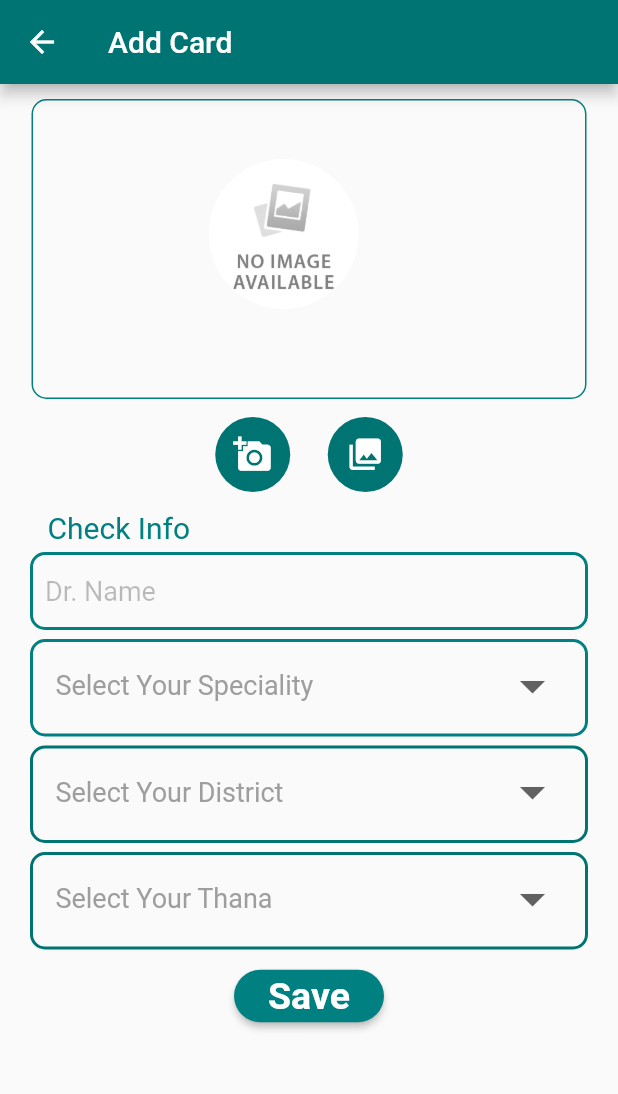
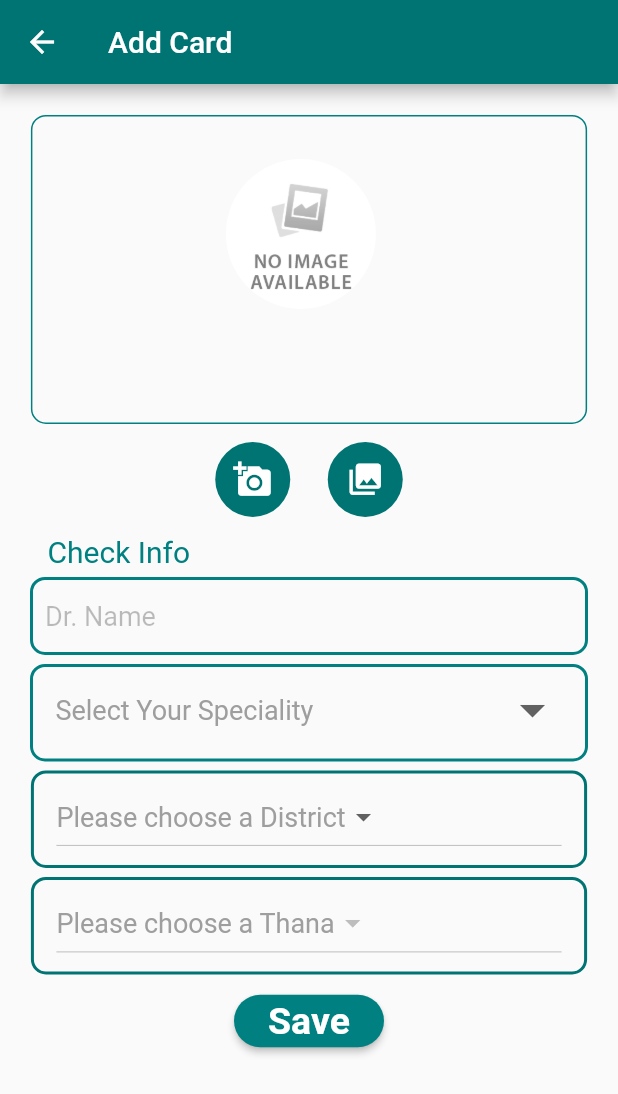
Before and after one commit to Dreamwinners-Technologies/Need-Doctor-s-App, a Flutter app: the HomeScreen screen opened directly, after a tap on "Add Card", on a phone screen of 412 x 824 dp. Shown: the top 1094 px of the screen. Run offline on Flutter 3.47's test engine with Material 2 defaults, Android fonts, the phone set to English and light mode, and no system bars; our stand-ins replace flutter_secure_storage, flutter_svg, flutter_swiper, fluttertoast, image_picker, simple_animations; accounts and stored records are empty; network calls fail.

Commit message:
Added Thana And District Drop Down

```diff
--- a/lib/Widgets/Widgets.dart
+++ b/lib/Widgets/Widgets.dart
@@ -9,28 +9,38 @@ import 'package:need_doctors/view/AddCard.dart';
 import 'package:need_doctors/view/AddMedicine.dart';
 import 'package:need_doctors/view/Moderator.dart';
 import 'package:need_doctors/view/Search%20Medicien.dart';
+import 'package:need_doctors/view/TestPage.dart';
 import 'package:need_doctors/view/VisitingCard_Screen.dart';
 
 //Home Items Widget:
 homeitemwidget(String svg, String title, BuildContext context) {
   return GestureDetector(
     onTap: () async {
+      print(MediaQuery.of(context).size.height);
       if (title == 'Search Medicien') {
         Navigator.push(
             context, MaterialPageRoute(builder: (context) => SearchMedicien()));
+      } else if (title == 'Drug by Generic') {
+        print(1);
+        Navigator.push(
+            context, MaterialPageRoute(builder: (context) => DropDownList()));
       } else if (title == 'Add Card') {
         print(1);
         Navigator.push(
             context, MaterialPageRoute(builder: (context) => AddCardPage()));
       } else if (title == 'Doctor Card') {
-        CardListResponse cardListResponse = await getCardList(
-            pageNo: 0,
-            pageSize: 500);
+        CardListResponse cardListResponse =
+            await getCardList(pageNo: 0, pageSize: 500);
 
         Navigator.push(
           context,
           MaterialPageRoute(
-                builder: (context) => VisitingCardList(isAdmin: false,cardListResponse: cardListResponse,)));
+            builder: (context) => VisitingCardList(
+              isAdmin: false,
+              cardListResponse: cardListResponse,
+            ),
+          ),
+        );
       }
     },
     child: Card(
@@ -41,8 +51,12 @@ homeitemwidget(String svg, String title, BuildContext context) {
       child: Container(
         alignment: Alignment.center,
         padding: EdgeInsets.all(8.0),
-            height: 120.0,
-            width: 120.0,
+        height: (MediaQuery.of(context).size.width -
+                (MediaQuery.of(context).size.width / 6)) /
+            3,
+        width: (MediaQuery.of(context).size.width -
+                (MediaQuery.of(context).size.width / 6)) /
+            3,
         child: Column(
           mainAxisAlignment: MainAxisAlignment.spaceEvenly,
           children: [
@@ -63,8 +77,12 @@ homeitemwidget(String svg, String title, BuildContext context) {
                   fontSize: 12,
                   color: primaryColor,
                 ),
-                      ))
-                ]))),
+              ),
+            )
+          ],
+        ),
+      ),
+    ),
   );
 }
 
--- a/lib/models/StaticData/DistrictList.dart
+++ b/lib/models/StaticData/DistrictListRaw.dart
@@ -13,8 +13,8 @@ final List districtListJson = [
   {"id": 1, "name": "Comilla"},
   {"id": 9, "name": "Coxsbazar"},
   {"id": 47, "name": "Dhaka"},
-  {"id": 71, "name": "Dhaka-North"},
-  {"id": 72, "name": "Dhaka-South"},
+  // {"id": 71, "name": "Dhaka-North"},
+  // {"id": 72, "name": "Dhaka-South"},
   {"id": 54, "name": "Dinajpur"},
   {"id": 52, "name": "Faridpur"},
   {"id": 2, "name": "Feni"},
@@ -65,4 +65,5 @@ final List districtListJson = [
   {"id": 36, "name": "Sylhet"},
   {"id": 44, "name": "Tangail"},
   {"id": 58, "name": "Thakurgaon"}
-];
+]
+;
--- /dev/null
+++ b/lib/models/StaticData/DistrictLists.dart
@@ -0,0 +1,26 @@
+
+import 'dart:convert';
+
+List<DistrictLists> districtListsFromJson(String str) => List<DistrictLists>.from(json.decode(str).map((x) => DistrictLists.fromJson(x)));
+
+String districtListsToJson(List<DistrictLists> data) => json.encode(List<dynamic>.from(data.map((x) => x.toJson())));
+
+class DistrictLists {
+  DistrictLists({
+    this.id,
+    this.name,
+  });
+
+  int id;
+  String name;
+
+  factory DistrictLists.fromJson(Map<String, dynamic> json) => DistrictLists(
+    id: json["id"],
+    name: json["name"],
+  );
+
+  Map<String, dynamic> toJson() => {
+    "id": id,
+    "name": name,
+  };
+}
--- a/lib/models/StaticData/ThanaList.dart
+++ b/lib/models/StaticData/ThanaListRaw.dart
@@ -8,6 +8,7 @@ final List thanaListJson = [
   {"district_id": 72, "name": "Abul Hasnat Road"},
   {"district_id": 71, "name": "Abul Hotel Bus Stop"},
   {"district_id": 72, "name": "Abul hasnat lane"},
+  {"district_id": 72, "name": "Abul khairat Road"},
   {"district_id": 72, "name": "Abul khairat Road"},
   {"district_id": 71, "name": "Adabor"},
   {"district_id": 14, "name": "Adamdighi"},
--- /dev/null
+++ b/lib/models/StaticData/ThanaLists.dart
@@ -0,0 +1,25 @@
+import 'dart:convert';
+
+List<ThanaLists> thanaListsFromJson(String str) => List<ThanaLists>.from(json.decode(str).map((x) => ThanaLists.fromJson(x)));
+
+String thanaListsToJson(List<ThanaLists> data) => json.encode(List<dynamic>.from(data.map((x) => x.toJson())));
+
+class ThanaLists {
+  ThanaLists({
+    this.districtId,
+    this.name,
+  });
+
+  int districtId;
+  String name;
+
+  factory ThanaLists.fromJson(Map<String, dynamic> json) => ThanaLists(
+    districtId: json["district_id"],
+    name: json["name"],
+  );
+
+  Map<String, dynamic> toJson() => {
+    "district_id": districtId,
+    "name": name,
+  };
+}
--- a/lib/view/AddCard.dart
+++ b/lib/view/AddCard.dart
@@ -1,4 +1,6 @@
+import 'dart:convert';
 import 'dart:io';
+
 import 'package:flutter/cupertino.dart';
 import 'package:flutter/material.dart';
 import 'package:image_picker/image_picker.dart';
@@ -8,19 +10,13 @@ import 'package:need_doctors/Widgets/ToastNotification.dart';
 import 'package:need_doctors/items/objectdata.dart';
 import 'package:need_doctors/models/Card/AddCardRequest.dart';
 import 'package:need_doctors/models/MessageIdResponse.dart';
-import 'package:need_doctors/models/StaticData/DistrictList.dart';
+import 'package:need_doctors/models/StaticData/DistrictListRaw.dart';
+import 'package:need_doctors/models/StaticData/DistrictLists.dart';
+import 'package:need_doctors/models/StaticData/ThanaListRaw.dart';
+import 'package:need_doctors/models/StaticData/ThanaLists.dart';
 import 'package:need_doctors/networking/CardNetwork.dart';
 
 import 'RegiPage.dart';
-
-// class AddCard extends StatelessWidget {
-//   @override
-//   Widget build(BuildContext context) {
-//     return MaterialApp(
-//       home: MyHomePage(),
-//     );
-//   }
-// }
 
 class AddCardPage extends StatefulWidget {
   AddCardPage({Key key}) : super(key: key);
@@ -34,8 +30,32 @@ class _AddCardPageState extends State<AddCardPage> {
   final TextEditingController thanaController = TextEditingController();
   var selectSpeciality, selectThan, selectDis, distId, thanaId;
 
+  String _selectedDistrict; // Option 2
+  int _selectedDistrictId;
+
+  List<DistrictLists> districtList =
+      districtListsFromJson(jsonEncode(districtListJson));
+  List<ThanaLists> thanaList = thanaListsFromJson(jsonEncode(thanaListJson));
+
+  List<String> getThana(int id) {
+    List<String> thanaS = [];
+    for (int i = 0; i < thanaList.length; i++) {
+      if (thanaList[i].districtId == id) {
+        if (thanaList[i].name.isEmpty) {
+          continue;
+        }
+        thanaS.add(thanaList[i].name);
+      }
+    }
+
+    return thanaS;
+  }
+
+  String _selectedThana; // Option 2
+
   //Image Picking:
   File _image;
+
   Future imagefromcamera() async {
     // ignore: deprecated_member_use
     var image = await ImagePicker.pickImage(source: ImageSource.camera);
@@ -64,13 +84,13 @@ class _AddCardPageState extends State<AddCardPage> {
           Stack(
             children: [
               Container(
-                  margin:
-                      const EdgeInsets.only(left: 12.0, right: 12.0, top: 10.0),
+                margin: EdgeInsets.only(
+                    top: MediaQuery.of(context).size.width * .05),
                 decoration: BoxDecoration(
                     borderRadius: BorderRadius.all(Radius.circular(10)),
                     border: Border.all(width: 1.0, color: Color(0xff008080))),
-                  height: 200,
-                  width: 370,
+                height: MediaQuery.of(context).size.height / 4,
+                width: MediaQuery.of(context).size.width * .9,
                 child: ClipRRect(
                   borderRadius: BorderRadius.circular(10.0),
                   child: _image != null
@@ -82,7 +102,8 @@ class _AddCardPageState extends State<AddCardPage> {
                           height: 200,
                           width: 370,
                         ),
-                  )),
+                ),
+              ),
               Positioned(
                   top: 50.0,
                   left: 130.0,
@@ -188,14 +209,16 @@ class _AddCardPageState extends State<AddCardPage> {
                   padding: const EdgeInsets.fromLTRB(20, 5, 20, 1),
                   child: FadeAnimation(
                     1,
-                    DistrctDropDown(),
+                    // DistrctDropDown(),
+                    districtListDropDown(context),
                   ),
                 ),
                 Padding(
                   padding: const EdgeInsets.fromLTRB(20, 5, 20, 1),
                   child: FadeAnimation(
                     1,
-                    ThanaDropDown(),
+                    // ThanaDropDown(),
+                    thanaListDropDown(context),
                   ),
                 ),
                 SizedBox(
@@ -277,6 +300,85 @@ class _AddCardPageState extends State<AddCardPage> {
         child: Text("Hello"),
       );
     }
+  }
+
+  Container thanaListDropDown(BuildContext context) {
+    return Container(
+      height: 65.0,
+      width: MediaQuery.of(context).size.width * .9,
+      padding: EdgeInsets.symmetric(horizontal: 15, vertical: 5),
+      decoration: BoxDecoration(
+        borderRadius: BorderRadius.all(
+          Radius.circular(10.0),
+        ),
+        border: Border.all(width: 2.0, color: primaryColor),
+      ),
+      child: DropdownButton(
+        hint: Text(
+          'Please choose a Thana',
+          style: TextStyle(color: Colors.grey, fontSize: 18.0),
+        ),
+        // Not necessary for Option 1
+        value: _selectedThana,
+        onChanged: (newValue1) {
+          setState(() {
+            _selectedThana = newValue1;
+          });
+        },
+        items: getThana(_selectedDistrictId).map((location2) {
+          return DropdownMenuItem(
+            child: Text(
+              location2,
+              style: TextStyle(color: Colors.grey, fontSize: 18),
+            ),
+            value: location2,
+          );
+        }).toList(),
+      ),
+    );
+  }
+
+  Container districtListDropDown(BuildContext context) {
+    return Container(
+      height: 65.0,
+      width: MediaQuery.of(context).size.width * .9,
+      padding: EdgeInsets.symmetric(horizontal: 15, vertical: 5),
+      decoration: BoxDecoration(
+        borderRadius: BorderRadius.all(
+          Radius.circular(10.0),
+        ),
+        border: Border.all(width: 2.0, color: primaryColor),
+      ),
+      child: DropdownButton(
+        hint: Text(
+          'Please choose a District',
+          style: TextStyle(color: Colors.grey, fontSize: 18.0),
+        ),
+        // Not necessary for Option 1
+        value: _selectedDistrict,
+        onChanged: (newValue) {
+          setState(() {
+            _selectedDistrict = newValue;
+            _selectedThana = null;
+
+            for (int i = 0; i < districtList.length; i++) {
+              if (districtList[i].name == newValue) {
+                _selectedDistrictId = districtList[i].id;
+              }
+            }
+          });
+        },
+        items: districtList.map((location) {
+          return DropdownMenuItem(
+            child: new Text(
+              location.name,
+              style: TextStyle(color: Colors.grey, fontSize: 18),
+            ),
+            value: location.name,
+          );
+        }).toList(),
+      ),
+    );
   }
 
   Container specializationContainer() {
@@ -395,35 +497,6 @@ class _AddCardPageState extends State<AddCardPage> {
   Map<String, dynamic> findFromThana(val) {}
 }
 
-class NewWidget extends StatelessWidget {
-  NewWidget({File image, IconData icon}) {
-    this._image = image;
-    this._icon = icon;
-  }
-
-  File _image;
-  IconData _icon;
-
-  @override
-  Widget build(BuildContext context) {
-    if (_image == null) {
-      print("icon");
-      return Icon(
-        _icon,
-        size: 70,
-        color: Color(0xff008080),
-      );
-    } else {
-      print("image");
-      return Image(
-        image: AssetImage(_image.path),
-        fit: BoxFit.cover,
-        height: 180,
-      );
-    }
-  }
-}
-
 _buildTextField1(TextEditingController controller, String labelText) {
   return Container(
     decoration: BoxDecoration(
@@ -441,34 +514,6 @@ _buildTextField1(TextEditingController controller, String labelText) {
   );
 }
 
-class DetailScreen extends StatelessWidget {
-  DetailScreen(String cardImageUrl) {
-    this.cardImageUrl = cardImageUrl;
-  }
-
-  String cardImageUrl;
-
-  @override
-  Widget build(BuildContext context) {
-    return Scaffold(
-      body: GestureDetector(
-        child: Container(
-          width: MediaQuery.of(context).size.width,
-          height: MediaQuery.of(context).size.height,
-          child: Hero(
-            tag: 'imageHero',
-            child: Image.network(
-              cardImageUrl,
-            ),
-          ),
-        ),
-        onTap: () {
-          Navigator.pop(context);
-        },
-      ),
-    );
-  }
-}
 // class DetailScreenImage extends StatelessWidget {
 //   DetailScreenImage(File image) {
 //     this.image = image;
--- a/lib/view/HomePage.dart
+++ b/lib/view/HomePage.dart
@@ -48,12 +48,8 @@ class _HomeScreenState extends State<HomeScreen> {
       body: FadeAnimation(
         1,
         Container(
-// <<<<<<< HEAD
-//           padding: EdgeInsets.only(left: 6.0, bottom: 6.0, top: 4.0),
-// =======
           padding:
               EdgeInsets.only(left: 6.0, bottom: 6.0, top: 4.0, right: 6.0),
-// >>>>>>> 51b7078c5f7d1816c5f7f8bb08e0885dc7d9c579
           child: ListView(
             children: [
               //setBanner
@@ -63,7 +59,8 @@ class _HomeScreenState extends State<HomeScreen> {
                   mainAxisAlignment: MainAxisAlignment.start,
                   children: [
                     Container(
-                      height: 170,
+                      height: MediaQuery.of(context).size.height/5,
+                      // height: 170,
                       child: Swiper(
                         onIndexChanged: (index) {
                           setState(() {
@@ -78,10 +75,11 @@ class _HomeScreenState extends State<HomeScreen> {
                           return Container(
                             margin: const EdgeInsets.only(right: 3.0),
                             decoration: BoxDecoration(
-                                borderRadius: BorderRadius.circular(8.9),
-                                image: DecorationImage(
-                                    image: AssetImage(banners[index].image),
-                                    fit: BoxFit.fill)),
+                              borderRadius: BorderRadius.circular(8.9),
+                              image: DecorationImage(
+                                  image: AssetImage(banners[index].image),
+                                  fit: BoxFit.fill),
+                            ),
                           );
                         },
                       ),
@@ -141,7 +139,6 @@ class _HomeScreenState extends State<HomeScreen> {
                         ],
                       ),
                     ),
-
                     //Row two:
                     Padding(
                       padding: const EdgeInsets.only(top: 8.0),
@@ -158,9 +155,6 @@ class _HomeScreenState extends State<HomeScreen> {
                         ],
                       ),
                     ),
-// <<<<<<< HEAD
-// =======
-
                     Padding(
                       padding: const EdgeInsets.only(top: 8.0),
                       child: Row(
@@ -176,10 +170,9 @@ class _HomeScreenState extends State<HomeScreen> {
                         ],
                       ),
                     ),
-// >>>>>>> 51b7078c5f7d1816c5f7f8bb08e0885dc7d9c579
                   ],
                 ),
-              )
+              ),
             ],
           ),
         ),
--- a/lib/view/RegiPage.dart
+++ b/lib/view/RegiPage.dart
@@ -10,7 +10,7 @@ import 'package:need_doctors/models/Registration/RegistrationRequestModel.dart';
 import 'package:need_doctors/networking/LoginRegistrationNetwork.dart';
 import 'package:need_doctors/view/SplashScreen.dart';
 
-import '../models/StaticData/DistrictList.dart';
+import '../models/StaticData/DistrictListRaw.dart';
 import 'OtpPage.dart';
 
 class RegiPage extends StatefulWidget {
```
Also changed, not shown: lib/models/StaticData/DistrictModel.dart (added, +26 -0 lines), lib/view/TestPage.dart (added, +126 -0 lines). Lines whose indentation alone changed are shown as unchanged.
